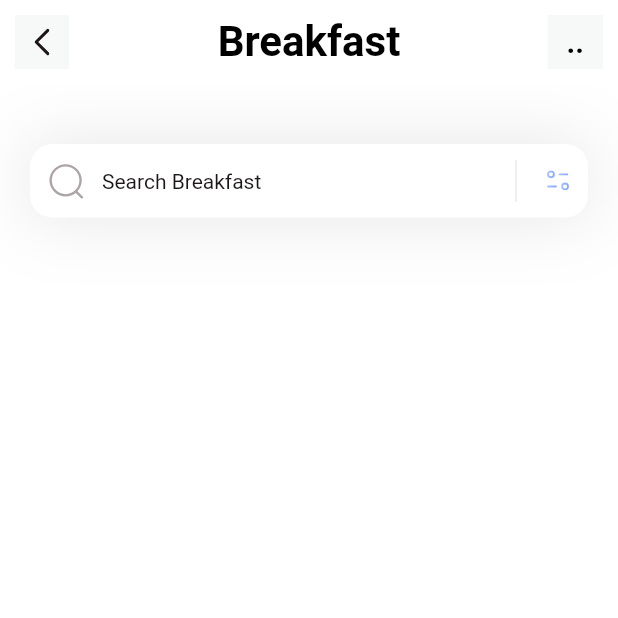
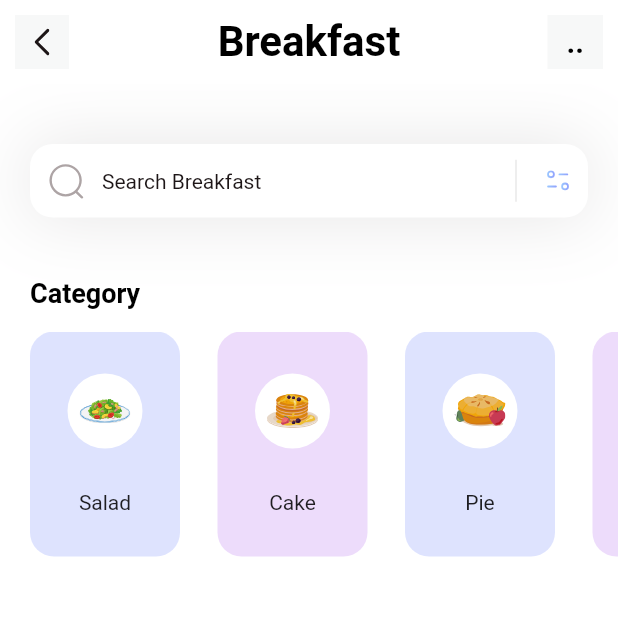
Before and after one commit to dhirendrasingh25/BreakFast-App-simple, a Flutter app: the screen it shows after launch, on a phone screen of 412 x 824 dp, the top half of it. Run offline on Flutter 3.47's test engine with Material 2 defaults, Android fonts, the phone set to English and light mode, and no system bars; our stand-ins replace flutter_svg; Roboto replaces fonts that are missing (Poppins).

Commit message:
addeed category section

```diff
--- a/lib/main.dart
+++ b/lib/main.dart
@@ -13,7 +13,7 @@ class MyApp extends StatelessWidget {
     return MaterialApp(
       debugShowCheckedModeBanner: false,
       theme: ThemeData(fontFamily: 'Poppins'), // Set the fontFamily directly
-      home: const HomePage(),
+      home: HomePage(),
     );
   }
 }
--- /dev/null
+++ b/lib/models/category_model.dart
@@ -0,0 +1,33 @@
+import 'package:flutter/foundation.dart';
+import 'package:flutter/material.dart';
+
+class CategoryModel {
+  String name;
+  String iconPath;
+  Color boxColor;
+
+  CategoryModel(
+      {required this.name, required this.iconPath, required this.boxColor});
+
+  static List<CategoryModel> getCategories() {
+    List<CategoryModel> categories = [];
+
+    categories.add(CategoryModel(
+        name: 'Salad',
+        iconPath: 'assets/icons/plate2.svg',
+        boxColor: Color(0xff92A3FD)));
+    categories.add(CategoryModel(
+        name: 'Cake',
+        iconPath: 'assets/icons/pancakes.svg',
+        boxColor: Color(0xffC58BF2)));
+    categories.add(CategoryModel(
+        name: 'Pie',
+        iconPath: 'assets/icons/Vector.svg',
+        boxColor: Color(0xff92A3FD)));
+    categories.add(CategoryModel(
+        name: 'Smoothie',
+        iconPath: 'assets/icons/orange-snacks.svg',
+        boxColor: Color(0xffC58BF2)));
+    return categories;
+  }
+}
--- a/lib/pages/home.dart
+++ b/lib/pages/home.dart
@@ -1,16 +1,28 @@
 import 'package:flutter/material.dart';
 import 'package:flutter_svg/flutter_svg.dart';
+import 'package:practice/models/category_model.dart';
 
 class HomePage extends StatelessWidget {
-  const HomePage({super.key});
+  HomePage({super.key});
+
+  List<CategoryModel> categories = [];
+
+  void _getCategories() {
+    categories = CategoryModel.getCategories();
+  }
 
   @override
   Widget build(BuildContext context) {
+    _getCategories();
     return Scaffold(
       appBar: appBar(),
       backgroundColor: Colors.white,
       body: Column(
-        children: [searchField()],
+        children: [
+          searchField(),
+          SizedBox(height: 40),
+          category_section(categories: categories)
+        ],
       ),
     );
   }
@@ -56,6 +68,66 @@ class HomePage extends StatelessWidget {
                 ),
               ),
             ))
+      ],
+    );
+  }
+}
+
+class category_section extends StatelessWidget {
+  const category_section({
+    super.key,
+    required this.categories,
+  });
+
+  final List<CategoryModel> categories;
+
+  @override
+  Widget build(BuildContext context) {
+    return Column(
+      crossAxisAlignment: CrossAxisAlignment.start,
+      children: [
+        Padding(
+            padding: EdgeInsets.only(left: 20),
+            child: Text('Category',
+                style: TextStyle(
+                    color: Colors.black,
+                    fontSize: 18,
+                    fontWeight: FontWeight.w600))),
+        SizedBox(height: 15),
+        Container(
+          height: 150,
+          child: ListView.separated(
+              itemCount: categories.length,
+              scrollDirection: Axis.horizontal,
+              separatorBuilder: (context, index) => SizedBox(
+                    width: 25,
+                  ),
+              padding: EdgeInsets.only(left: 20, right: 20),
+              itemBuilder: (context, index) {
+                return Container(
+                    width: 100,
+                    decoration: BoxDecoration(
+                        color: categories[index].boxColor.withOpacity(0.3),
+                        borderRadius: BorderRadius.circular(16)),
+                    child: Column(
+                      mainAxisAlignment: MainAxisAlignment.spaceEvenly,
+                      children: [
+                        Container(
+                          width: 50,
+                          height: 50,
+                          padding: EdgeInsets.all(8.0),
+                          decoration: BoxDecoration(
+                              color: Colors.white, shape: BoxShape.circle),
+                          child: SvgPicture.asset(categories[index].iconPath),
+                        ),
+                        Text(
+                          categories[index].name,
+                          style: TextStyle(fontWeight: FontWeight.w400),
+                        )
+                      ],
+                    ));
+              }),
+        )
       ],
     );
   }
```
Also changed, not shown: assets/icons/Vector.svg (added), assets/icons/orange-snacks.svg (added), assets/icons/pancakes.svg (added), assets/icons/plate2.svg (added).
